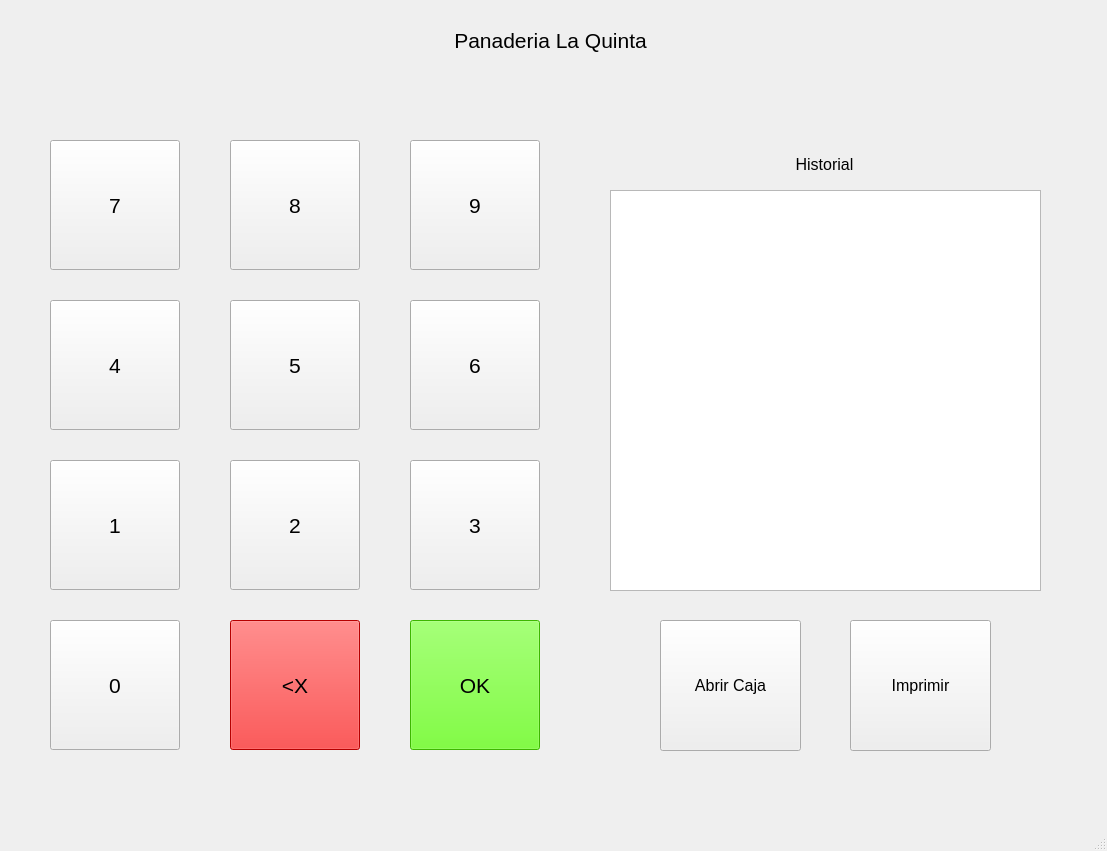
JoseDavid97/DigitalPosTool, file source/GUI.ui: the form before one commit.
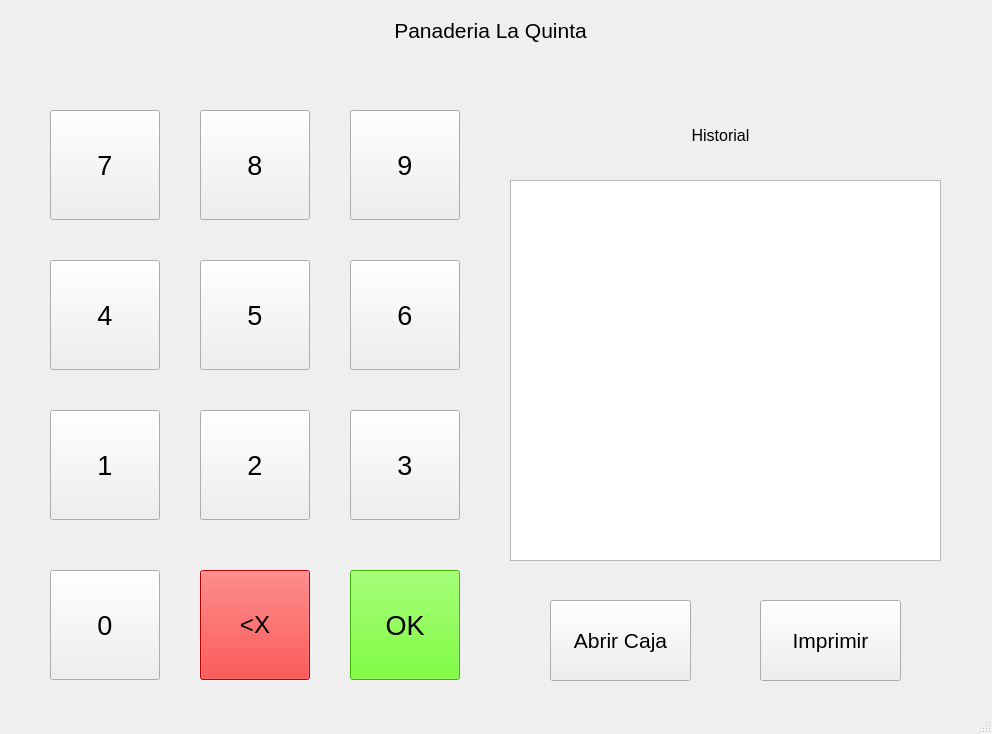
The form after the commit. The open tabs and pages were chosen to show the change.

Patch:
```diff
--- a/source/GUI.ui
+++ b/source/GUI.ui
@@ -6,8 +6,8 @@
    <rect>
     <x>0</x>
     <y>0</y>
-    <width>1107</width>
-    <height>851</height>
+    <width>992</width>
+    <height>734</height>
    </rect>
   </property>
   <property name="windowTitle">
@@ -19,8 +19,8 @@
      <rect>
       <x>0</x>
       <y>0</y>
-      <width>1111</width>
-      <height>851</height>
+      <width>991</width>
+      <height>731</height>
      </rect>
     </property>
     <property name="currentIndex">
@@ -31,8 +31,8 @@
       <property name="geometry">
        <rect>
         <x>0</x>
-        <y>20</y>
-        <width>1101</width>
+        <y>10</y>
+        <width>981</width>
         <height>41</height>
        </rect>
       </property>
@@ -54,15 +54,15 @@
      <widget class="QPushButton" name="pushButton2">
       <property name="geometry">
        <rect>
-        <x>230</x>
-        <y>460</y>
-        <width>130</width>
-        <height>130</height>
+        <x>200</x>
+        <y>410</y>
+        <width>110</width>
+        <height>110</height>
        </rect>
       </property>
       <property name="font">
        <font>
-        <pointsize>16</pointsize>
+        <pointsize>20</pointsize>
        </font>
       </property>
       <property name="text">
@@ -73,14 +73,14 @@
       <property name="geometry">
        <rect>
         <x>50</x>
-        <y>620</y>
-        <width>130</width>
-        <height>130</height>
+        <y>570</y>
+        <width>110</width>
+        <height>110</height>
        </rect>
       </property>
       <property name="font">
        <font>
-        <pointsize>16</pointsize>
+        <pointsize>20</pointsize>
        </font>
       </property>
       <property name="text">
@@ -90,15 +90,15 @@
      <widget class="QPushButton" name="pushButton5">
       <property name="geometry">
        <rect>
-        <x>230</x>
-        <y>300</y>
-        <width>130</width>
-        <height>130</height>
+        <x>200</x>
+        <y>260</y>
+        <width>110</width>
+        <height>110</height>
        </rect>
       </property>
       <property name="font">
        <font>
-        <pointsize>16</pointsize>
+        <pointsize>20</pointsize>
        </font>
       </property>
       <property name="text">
@@ -109,14 +109,14 @@
       <property name="geometry">
        <rect>
         <x>50</x>
-        <y>140</y>
-        <width>130</width>
-        <height>130</height>
+        <y>110</y>
+        <width>110</width>
+        <height>110</height>
        </rect>
       </property>
       <property name="font">
        <font>
-        <pointsize>16</pointsize>
+        <pointsize>20</pointsize>
        </font>
       </property>
       <property name="text">
@@ -126,15 +126,15 @@
      <widget class="QPushButton" name="pushButtonPrint">
       <property name="geometry">
        <rect>
-        <x>850</x>
-        <y>620</y>
+        <x>760</x>
+        <y>600</y>
         <width>141</width>
-        <height>131</height>
+        <height>81</height>
        </rect>
       </property>
       <property name="font">
        <font>
-        <pointsize>12</pointsize>
+        <pointsize>16</pointsize>
        </font>
       </property>
       <property name="text">
@@ -144,8 +144,8 @@
      <widget class="QLabel" name="labelLastTranVal">
       <property name="geometry">
        <rect>
-        <x>424</x>
-        <y>79</y>
+        <x>400</x>
+        <y>50</y>
         <width>241</width>
         <height>32</height>
        </rect>
@@ -166,14 +166,14 @@
       <property name="geometry">
        <rect>
         <x>50</x>
-        <y>460</y>
-        <width>130</width>
-        <height>130</height>
+        <y>410</y>
+        <width>110</width>
+        <height>110</height>
        </rect>
       </property>
       <property name="font">
        <font>
-        <pointsize>16</pointsize>
+        <pointsize>20</pointsize>
        </font>
       </property>
       <property name="text">
@@ -183,15 +183,15 @@
      <widget class="QPushButton" name="pushButton8">
       <property name="geometry">
        <rect>
-        <x>230</x>
-        <y>140</y>
-        <width>130</width>
-        <height>130</height>
+        <x>200</x>
+        <y>110</y>
+        <width>110</width>
+        <height>110</height>
        </rect>
       </property>
       <property name="font">
        <font>
-        <pointsize>16</pointsize>
+        <pointsize>20</pointsize>
        </font>
       </property>
       <property name="text">
@@ -202,14 +202,14 @@
       <property name="geometry">
        <rect>
         <x>50</x>
-        <y>300</y>
-        <width>130</width>
-        <height>130</height>
+        <y>260</y>
+        <width>110</width>
+        <height>110</height>
        </rect>
       </property>
       <property name="font">
        <font>
-        <pointsize>16</pointsize>
+        <pointsize>20</pointsize>
        </font>
       </property>
       <property name="text">
@@ -219,15 +219,15 @@
      <widget class="QPushButton" name="pushButtonOpen">
       <property name="geometry">
        <rect>
-        <x>660</x>
-        <y>620</y>
+        <x>550</x>
+        <y>600</y>
         <width>141</width>
-        <height>131</height>
+        <height>81</height>
        </rect>
       </property>
       <property name="font">
        <font>
-        <pointsize>12</pointsize>
+        <pointsize>16</pointsize>
        </font>
       </property>
       <property name="text">
@@ -237,8 +237,8 @@
      <widget class="QLabel" name="labelHistory">
       <property name="geometry">
        <rect>
-        <x>614</x>
-        <y>149</y>
+        <x>510</x>
+        <y>120</y>
         <width>421</width>
         <height>31</height>
        </rect>
@@ -258,25 +258,25 @@
      <widget class="QListView" name="listView">
       <property name="geometry">
        <rect>
-        <x>610</x>
-        <y>190</y>
+        <x>510</x>
+        <y>180</y>
         <width>431</width>
-        <height>401</height>
+        <height>381</height>
        </rect>
       </property>
      </widget>
      <widget class="QPushButton" name="pushButton6">
       <property name="geometry">
        <rect>
-        <x>410</x>
-        <y>300</y>
-        <width>130</width>
-        <height>130</height>
+        <x>350</x>
+        <y>260</y>
+        <width>110</width>
+        <height>110</height>
        </rect>
       </property>
       <property name="font">
        <font>
-        <pointsize>16</pointsize>
+        <pointsize>20</pointsize>
        </font>
       </property>
       <property name="text">
@@ -286,15 +286,15 @@
      <widget class="QPushButton" name="pushButton3">
       <property name="geometry">
        <rect>
-        <x>410</x>
-        <y>460</y>
-        <width>130</width>
-        <height>130</height>
+        <x>350</x>
+        <y>410</y>
+        <width>110</width>
+        <height>110</height>
        </rect>
       </property>
       <property name="font">
        <font>
-        <pointsize>16</pointsize>
+        <pointsize>20</pointsize>
        </font>
       </property>
       <property name="text">
@@ -304,15 +304,15 @@
      <widget class="QPushButton" name="pushButtonOk">
       <property name="geometry">
        <rect>
-        <x>410</x>
-        <y>620</y>
-        <width>130</width>
-        <height>130</height>
+        <x>350</x>
+        <y>570</y>
+        <width>110</width>
+        <height>110</height>
        </rect>
       </property>
       <property name="font">
        <font>
-        <pointsize>16</pointsize>
+        <pointsize>20</pointsize>
        </font>
       </property>
       <property name="styleSheet">
@@ -325,15 +325,15 @@
      <widget class="QPushButton" name="pushButton9">
       <property name="geometry">
        <rect>
-        <x>410</x>
-        <y>140</y>
-        <width>130</width>
-        <height>130</height>
+        <x>350</x>
+        <y>110</y>
+        <width>110</width>
+        <height>110</height>
        </rect>
       </property>
       <property name="font">
        <font>
-        <pointsize>16</pointsize>
+        <pointsize>20</pointsize>
        </font>
       </property>
       <property name="text">
@@ -343,15 +343,15 @@
      <widget class="QPushButton" name="pushButtonDel">
       <property name="geometry">
        <rect>
-        <x>230</x>
-        <y>620</y>
-        <width>130</width>
-        <height>130</height>
+        <x>200</x>
+        <y>570</y>
+        <width>110</width>
+        <height>110</height>
        </rect>
       </property>
       <property name="font">
        <font>
-        <pointsize>16</pointsize>
+        <pointsize>18</pointsize>
        </font>
       </property>
       <property name="styleSheet">
```
Left out of the diff: 66 changed lines with no effect on the pictures.
